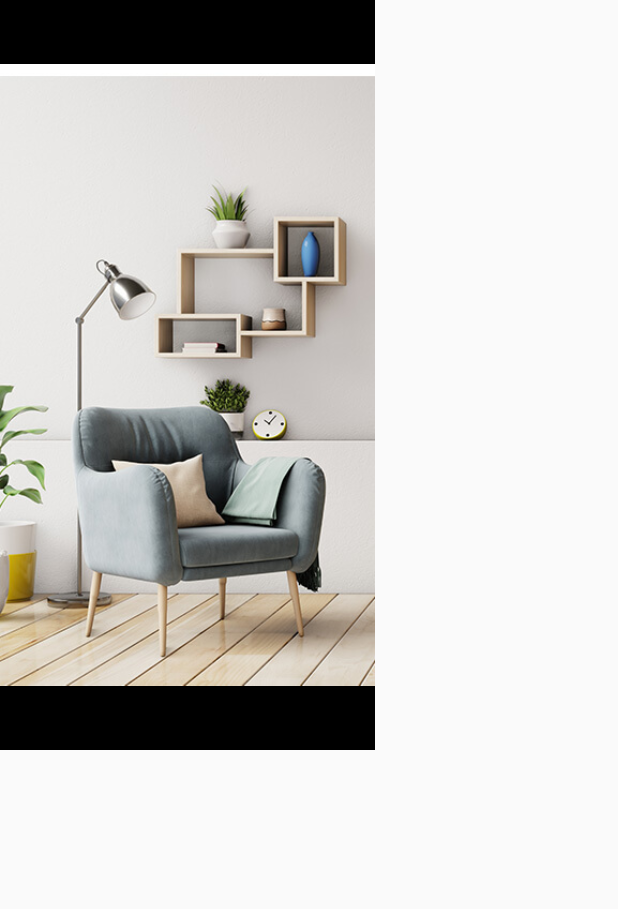
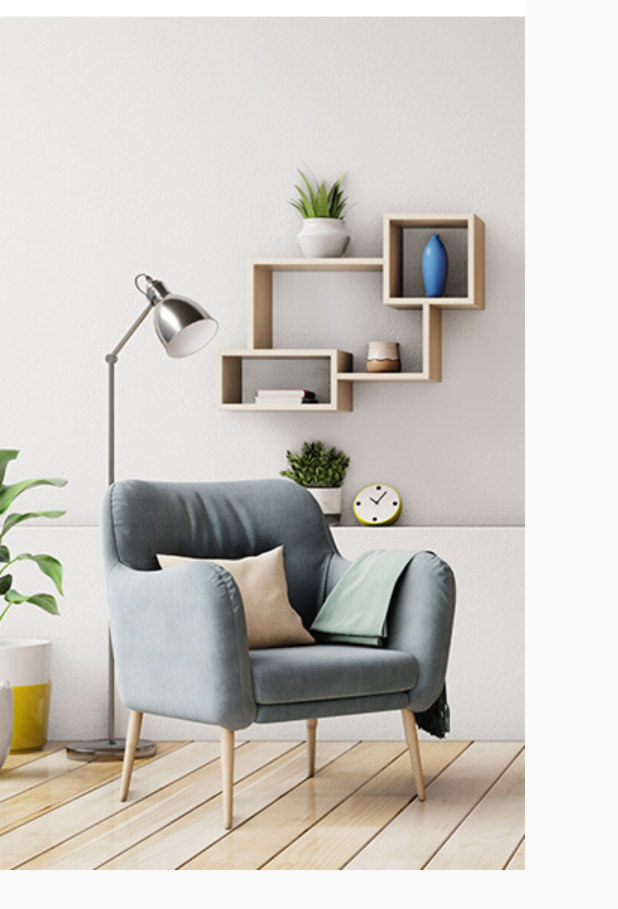
Before and after one commit to mintanlathiya/first_application, a Flutter app: the screen it shows after launch, on a phone screen of 412 x 824 dp. Shown: the top 909 px of the screen. Run offline on Flutter 3.47's test engine with Material 2 defaults, Android fonts, the light colour scheme and no system bars.

Commit message:
first_commit

```diff
--- a/lib/favoriteroomui_demo1.dart
+++ b/lib/favoriteroomui_demo1.dart
@@ -5,19 +5,22 @@ class FavoriteRoom extends StatelessWidget {
 
   @override
   Widget build(BuildContext context) {
-    return Scaffold(
+    return const Scaffold(
       body: Column(
         children: [
-          Container(
-            height: 500,
-            width: 250,
-            decoration: const BoxDecoration(
-              color: Colors.black,
-              image: DecorationImage(
-                image: AssetImage('assets/images/1.jpeg'),
-              ),
-            ),
+          Image(
+            image: AssetImage('assets/images/1.jpeg'),
           ),
+          // Container(
+          //   height: 500,
+          //   width: 250,
+          //   decoration: const BoxDecoration(
+          //     color: Colors.black,
+          //     image: DecorationImage(
+          //       image: AssetImage('assets/images/1.jpeg'),
+          //     ),
+          //   ),
+          // ),
         ],
       ),
     );
```
